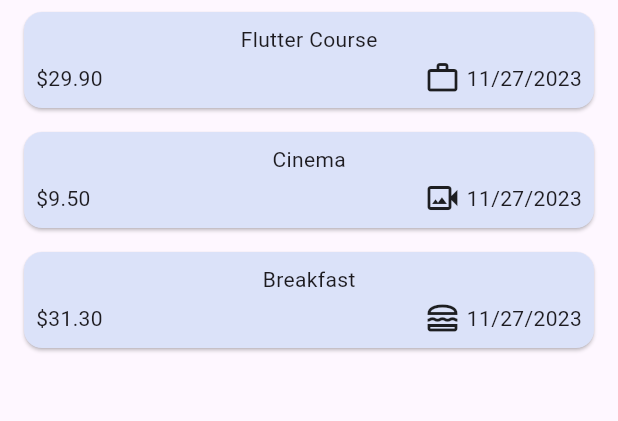
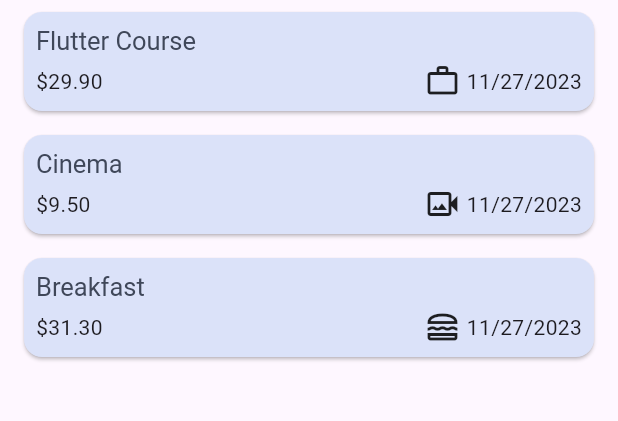
Before and after one commit to AbdelrhmanAmer/Expenses, a Flutter app: the screen it shows after launch, on a phone screen of 412 x 824 dp, the part 84-505 px from its top. Run offline on Flutter 3.47's test engine with Material 3 defaults, Android fonts, the phone set to English and light mode, and no system bars.

Commit message:
apply thmemes

```diff
--- a/expenses_project/lib/main.dart
+++ b/expenses_project/lib/main.dart
@@ -9,10 +9,13 @@ class MyApp extends StatelessWidget {
   MyApp({super.key});
 
   var myColorScheme = ColorScheme.fromSeed(seedColor: const Color.fromARGB(255, 59, 96, 167));
+
+  var myDarkColorScheme = ColorScheme.fromSeed(seedColor: const Color.fromARGB(255, 59, 96, 167));
   // This widget is the root of your application.
   @override
   Widget build(BuildContext context) {
     return MaterialApp(
+      themeMode: ThemeMode.light,
       debugShowCheckedModeBanner: false,
       theme: ThemeData().copyWith(
         colorScheme: myColorScheme,
@@ -37,6 +40,33 @@ class MyApp extends StatelessWidget {
           )
         )
       ),
+      darkTheme: ThemeData.dark().copyWith(
+        colorScheme: myDarkColorScheme,
+        appBarTheme: AppBarTheme().copyWith(
+          backgroundColor: myDarkColorScheme.onPrimaryContainer,
+          foregroundColor: myDarkColorScheme.primaryContainer,
+        ),
+        bottomSheetTheme: BottomSheetThemeData().copyWith(
+            backgroundColor: myDarkColorScheme.onPrimaryContainer
+        ),
+        cardTheme: const CardTheme().copyWith(
+          color: myDarkColorScheme.secondaryContainer,
+          margin: const EdgeInsets.symmetric(horizontal: 16, vertical: 8),
+        ),
+        elevatedButtonTheme: ElevatedButtonThemeData(
+          style: ElevatedButton.styleFrom(
+            backgroundColor: myDarkColorScheme.onPrimaryContainer,
+              foregroundColor: myDarkColorScheme.primaryContainer
+          ),
+        ),
+        textTheme: ThemeData().textTheme.copyWith(
+          titleLarge: TextStyle(
+            fontWeight: FontWeight.normal,
+            color: myDarkColorScheme.onSecondaryContainer,
+            fontSize: 17
+          )
+        ),
+      ),
       home: const Expanses(),
     );
   }
--- a/expenses_project/lib/widgets/expanses_list/expanses_item.dart
+++ b/expenses_project/lib/widgets/expanses_list/expanses_item.dart
@@ -18,8 +18,12 @@ class ExpansesItem extends StatelessWidget {
         child: Padding(
             padding: const EdgeInsets.all(8.0),
             child: Column(
+              crossAxisAlignment: CrossAxisAlignment.start,
                 children: [
-                  Text(expanse.title),
+                  Text(
+                    expanse.title,
+                    style: Theme.of(context).textTheme.titleLarge,
+                  ),
                   const SizedBox(height: 4,),
                   Row(
                     children: [
--- a/expenses_project/lib/widgets/expanses_list/expanses_list.dart
+++ b/expenses_project/lib/widgets/expanses_list/expanses_list.dart
@@ -18,6 +18,10 @@ class ExpansesList extends StatelessWidget {
       itemCount: expanses.length,
         itemBuilder: (ctx, index){
           return Dismissible(
+            background: Container(
+              color: Theme.of(context).colorScheme.error.withOpacity(.7),
+              margin: Theme.of(context).cardTheme.margin,
+            ),
             key: ValueKey(expanses[index]),
             child: ExpansesItem( expanse: expanses[index], ),
             onDismissed: (direction)=> onRemoveExpanse(expanses[index]),
```
